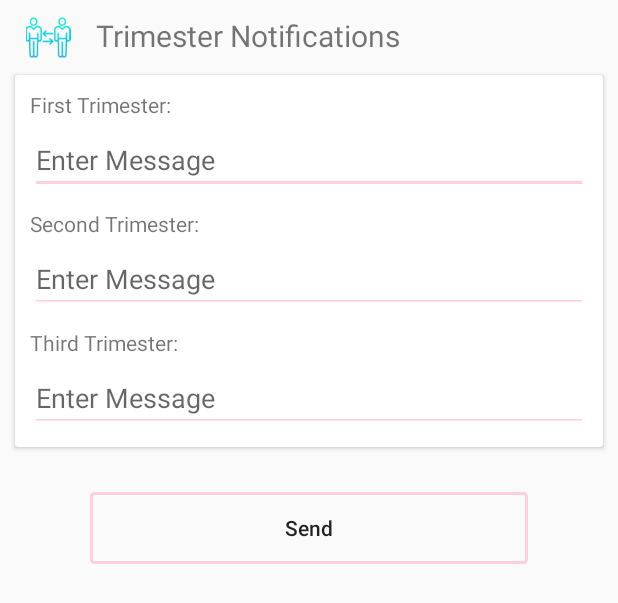
After one commit to sahil12051994/swasthGarbhAndroidApp, an Android app: the layout trimester_notification.xml on its own in the app's theme, with its tools: preview values and no code run, on a phone screen of 412 x 824 dp. The commit adds this screen. Shown: the top 603 px of the screen. Run offline under Robolectric (Android 15) with nearby library versions, the phone set to English and light mode, and no system bars; network calls fail.

Commit message:
Trimester Notification Frontend

```diff
--- a/app/build.gradle
+++ b/app/build.gradle
@@ -6,7 +6,7 @@ android {
         applicationId "com.swasthgarbh.root.swasthgarbh"
         minSdkVersion 15
         targetSdkVersion 28
-        versionCode 62
+        versionCode 63
         versionName "1.1"
         testInstrumentationRunner "android.support.test.runner.AndroidJUnitRunner"
         multiDexEnabled true
--- /dev/null
+++ b/app/src/main/res/layout/trimester_notification.xml
@@ -0,0 +1,110 @@
+<?xml version="1.0" encoding="utf-8"?>
+<LinearLayout xmlns:android="http://schemas.android.com/apk/res/android"
+    xmlns:app="http://schemas.android.com/apk/res-auto"
+    xmlns:tools="http://schemas.android.com/tools"
+    android:layout_width="match_parent"
+    android:layout_height="wrap_content"
+    android:orientation="vertical"
+    android:weightSum="1">
+
+    <LinearLayout
+        android:layout_width="match_parent"
+        android:layout_height="wrap_content"
+        android:layout_marginTop="10dp"
+        android:orientation="horizontal">
+
+        <ImageView
+            android:layout_width="wrap_content"
+            android:layout_height="30sp"
+            android:src="@drawable/switchdoc" />
+
+        <TextView
+            android:layout_width="match_parent"
+            android:layout_height="match_parent"
+            android:text="Trimester Notifications"
+            android:textSize="20sp" />
+
+    </LinearLayout>
+
+    <android.support.v7.widget.CardView
+        android:layout_width="match_parent"
+        android:layout_height="wrap_content"
+        android:layout_margin="10dp">
+
+        <LinearLayout
+            android:layout_width="match_parent"
+            android:layout_height="wrap_content"
+            android:orientation="vertical">
+
+            <TextView
+                android:layout_width="match_parent"
+                android:layout_height="wrap_content"
+                android:layout_marginLeft="10dp"
+                android:layout_marginTop="10dp"
+                android:text="First Trimester: " />
+
+            <EditText
+                android:id="@+id/firstTrimMessage"
+                android:layout_width="match_parent"
+                android:layout_height="40dp"
+                android:layout_margin="10dp"
+                android:backgroundTint="@color/colortheme"
+                android:ems="10"
+                android:hint="Enter Message"/>
+
+            <TextView
+                android:layout_width="match_parent"
+                android:layout_height="wrap_content"
+                android:layout_marginLeft="10dp"
+                android:text="Second Trimester: " />
+
+            <EditText
+                android:id="@+id/secondTrimMessage"
+                android:layout_width="match_parent"
+                android:layout_height="40dp"
+                android:layout_margin="10dp"
+                android:backgroundTint="@color/colortheme"
+                android:ems="10"
+                android:hint="Enter Message"/>
+
+            <TextView
+                android:layout_width="match_parent"
+                android:layout_height="wrap_content"
+                android:layout_marginLeft="10dp"
+                android:text="Third Trimester: " />
+
+            <EditText
+                android:id="@+id/thirdTrimMessage"
+                android:layout_width="match_parent"
+                android:layout_height="40dp"
+                android:layout_margin="10dp"
+                android:backgroundTint="@color/colortheme"
+                android:ems="10"
+                android:hint="Enter Message"/>
+
+        </LinearLayout>
+
+
+    </android.support.v7.widget.CardView>
+
+
+    <LinearLayout
+        android:layout_width="match_parent"
+        android:layout_height="wrap_content"
+        android:layout_marginTop="20dp"
+        android:gravity="bottom|center"
+        android:orientation="horizontal">
+
+        <Button
+            android:id="@+id/sendTrimesterNotif"
+            android:layout_width="match_parent"
+            android:layout_height="match_parent"
+            android:layout_marginLeft="60dp"
+            android:layout_marginRight="60dp"
+            android:text="Send"
+            android:textAllCaps="false"
+            android:background="@drawable/my_btn"/>
+    </LinearLayout>
+
+
+</LinearLayout>
```
Also changed, not shown: app/src/main/java/com/swasthgarbh/root/swasthgarbh/DoctorScreen.java (+113 -1 lines), app/src/main/res/menu/doctor_menu.xml (+5 -5 lines), app/src/main/res/drawable/send.png (added).
